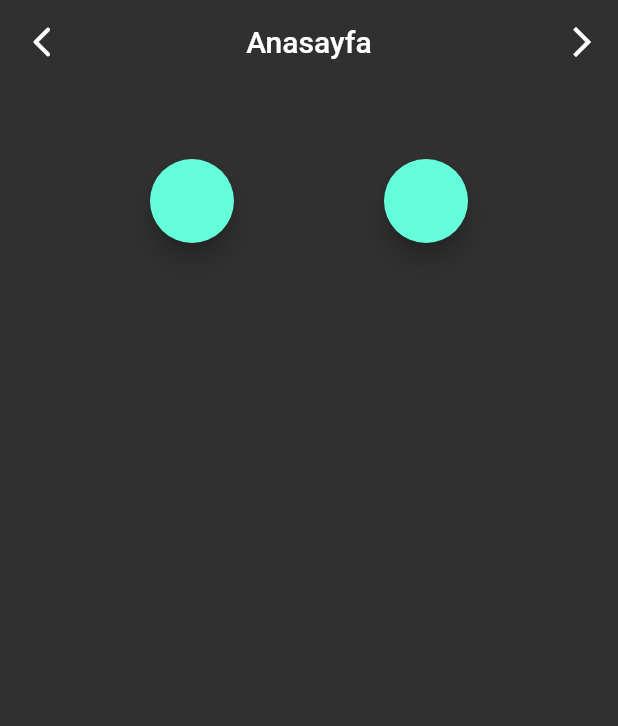
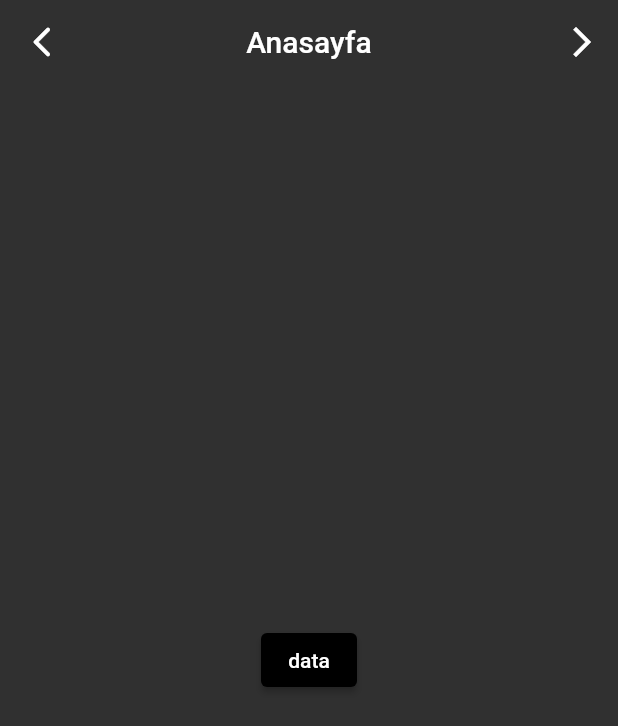
Before and after one commit to ahmetcakr/flutter_full_learn, a Flutter app: the screen it shows after launch, swiped to page 3, on a phone screen of 412 x 824 dp. Shown: the top 726 px of the screen. Run offline on Flutter 3.47's test engine with Material 2 defaults, Android fonts, the phone set to English and light mode, and no system bars; network calls fail.

Commit message:
work with pages and change color by clicking button

```diff
--- a/lib/demos/trying_demos.dart
+++ b/lib/demos/trying_demos.dart
@@ -8,10 +8,10 @@ class TryingDemos extends StatefulWidget {
 }
 
 class _TryingDemosState extends State<TryingDemos> {
+  bool itemColor = true;
   @override
   Widget build(BuildContext context) {
     const anasayfaTitle = 'Anasayfa';
-    bool itemColor = false;
 
     return Scaffold(
       appBar: AppBar(
@@ -43,14 +43,10 @@ class _TryingDemosState extends State<TryingDemos> {
                   ),
                 ),
                 TextButton(
-                    onPressed: () {
-                      setState(() {
-                        itemColor = !itemColor;
-                      });
-                    },
-                    child: Text(
+                    onPressed: () {},
+                    child: const Text(
                       'Tıklayın!',
-                      style: TextStyle(fontSize: itemColor ? 15 : 36),
+                      style: TextStyle(fontSize: 36),
                     ))
               ],
             ),
@@ -71,17 +67,46 @@ class _TryingDemosState extends State<TryingDemos> {
             ],
           ),
           Column(
+            mainAxisAlignment: MainAxisAlignment.center,
+            children: <Widget>[
+              ElevatedButton(
+                  onPressed: () {
+                    setState(() {
+                      itemColor = !itemColor;
+                    });
+                  },
+                  style: ElevatedButton.styleFrom(
+                      primary: itemColor ? Colors.black : Colors.red),
+                  child: const Text('data')),
+            ],
+          ),
+          Column(
             children: [
               Row(
                 mainAxisSize: MainAxisSize.min,
-                children: const [
+                children: <Widget>[
                   Padding(
-                    padding: EdgeInsets.all(50.0),
-                    child: _CustomFactionButton(),
+                    padding: const EdgeInsets.all(30.0),
+                    child: FloatingActionButton(
+                      backgroundColor: itemColor ? Colors.white : Colors.black,
+                      onPressed: () {
+                        setState(() {
+                          itemColor = !itemColor;
+                        });
+                      },
+                    ),
                   ),
                   Padding(
-                      padding: EdgeInsets.all(50.0),
-                      child: _CustomFactionButton())
+                    padding: const EdgeInsets.all(30.0),
+                    child: FloatingActionButton(
+                      backgroundColor: itemColor ? Colors.white : Colors.black,
+                      onPressed: () {
+                        setState(() {
+                          itemColor = !itemColor;
+                        });
+                      },
+                    ),
+                  )
                 ],
               )
             ],
```
